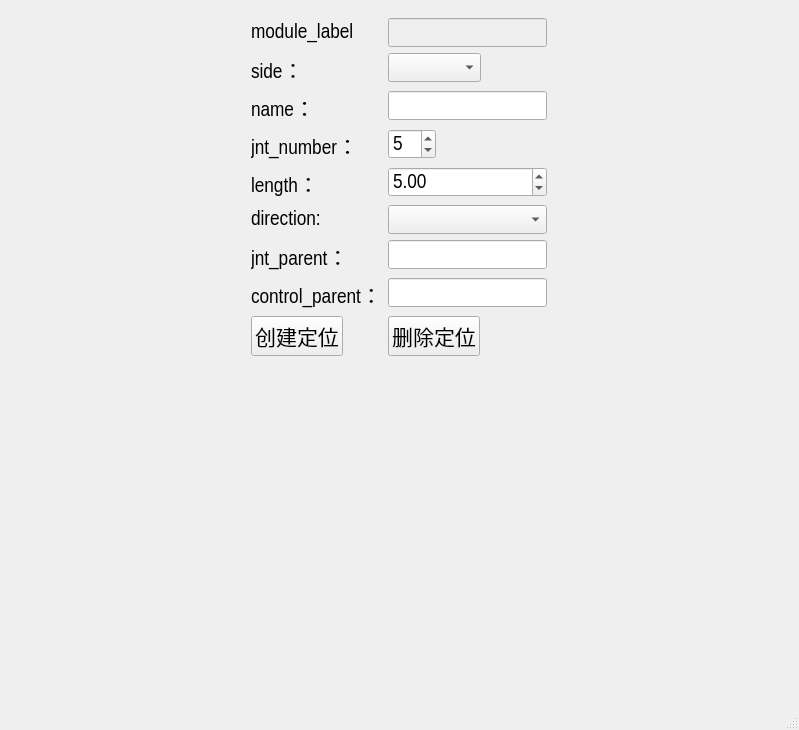
MuZiMuZi/muziToolset, file bind/ui/widget/chain_ui.ui: the form before one commit.
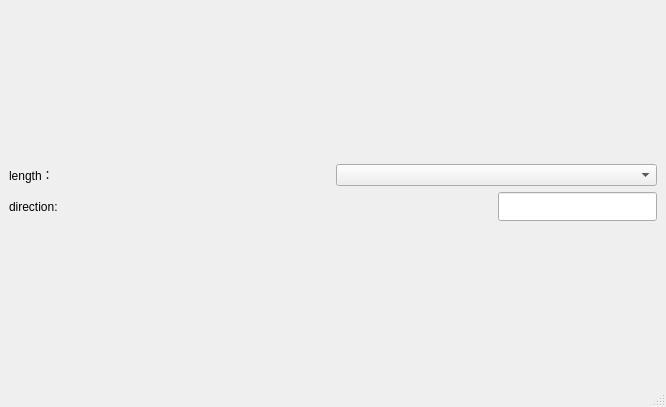
The form after the commit.

Commit message: 重新优化了base的绑定代码，用于后续继承，bone是基础的关节类,优化了报错信息,格式化了代码

Diff of the .ui file:
```diff
--- a/bind/ui/widget/chain_ui.ui
+++ b/bind/ui/widget/chain_ui.ui
@@ -6,8 +6,8 @@
    <rect>
     <x>0</x>
     <y>0</y>
-    <width>799</width>
-    <height>730</height>
+    <width>666</width>
+    <height>407</height>
    </rect>
   </property>
   <property name="windowTitle">
@@ -16,310 +16,56 @@
   <widget class="QWidget" name="centralwidget">
    <layout class="QGridLayout" name="gridLayout">
     <item row="0" column="0">
-     <widget class="QWidget" name="widget" native="true">
-      <property name="sizePolicy">
-       <sizepolicy hsizetype="Fixed" vsizetype="Preferred">
-        <horstretch>0</horstretch>
-        <verstretch>0</verstretch>
-       </sizepolicy>
-      </property>
-      <property name="font">
-       <font>
-        <family>Arial Narrow</family>
-        <pointsize>16</pointsize>
-       </font>
-      </property>
-      <layout class="QFormLayout" name="formLayout_2">
-       <item row="3" column="0">
-        <widget class="QLabel" name="side_label">
-         <property name="sizePolicy">
-          <sizepolicy hsizetype="Fixed" vsizetype="Fixed">
-           <horstretch>0</horstretch>
-           <verstretch>0</verstretch>
-          </sizepolicy>
-         </property>
-         <property name="font">
-          <font>
-           <family>Arial Narrow</family>
-           <pointsize>16</pointsize>
-           <weight>50</weight>
-           <bold>false</bold>
-          </font>
-         </property>
-         <property name="focusPolicy">
-          <enum>Qt::NoFocus</enum>
-         </property>
-         <property name="contextMenuPolicy">
-          <enum>Qt::DefaultContextMenu</enum>
-         </property>
-         <property name="layoutDirection">
-          <enum>Qt::LeftToRight</enum>
-         </property>
-         <property name="text">
-          <string>side：</string>
-         </property>
-         <property name="alignment">
-          <set>Qt::AlignLeading|Qt::AlignLeft|Qt::AlignVCenter</set>
-         </property>
-        </widget>
-       </item>
-       <item row="3" column="1">
-        <widget class="QComboBox" name="side_cbox">
-         <property name="sizePolicy">
-          <sizepolicy hsizetype="Fixed" vsizetype="Fixed">
-           <horstretch>0</horstretch>
-           <verstretch>0</verstretch>
-          </sizepolicy>
-         </property>
-         <property name="font">
-          <font>
-           <family>Arial Narrow</family>
-           <pointsize>16</pointsize>
-           <weight>50</weight>
-           <bold>false</bold>
-          </font>
-         </property>
-        </widget>
-       </item>
-       <item row="4" column="0">
-        <widget class="QLabel" name="label_4">
-         <property name="sizePolicy">
-          <sizepolicy hsizetype="Fixed" vsizetype="Preferred">
-           <horstretch>0</horstretch>
-           <verstretch>0</verstretch>
-          </sizepolicy>
-         </property>
-         <property name="font">
-          <font>
-           <family>Arial Narrow</family>
-           <pointsize>16</pointsize>
-           <weight>50</weight>
-           <bold>false</bold>
-          </font>
-         </property>
-         <property name="text">
-          <string>name：</string>
-         </property>
-        </widget>
-       </item>
-       <item row="4" column="1">
-        <widget class="QLineEdit" name="name_edit">
-         <property name="sizePolicy">
-          <sizepolicy hsizetype="Fixed" vsizetype="Fixed">
-           <horstretch>0</horstretch>
-           <verstretch>0</verstretch>
-          </sizepolicy>
-         </property>
-         <property name="font">
-          <font>
-           <family>Arial Narrow</family>
-           <pointsize>16</pointsize>
-          </font>
-         </property>
-        </widget>
-       </item>
-       <item row="5" column="0">
-        <widget class="QLabel" name="label_5">
-         <property name="sizePolicy">
-          <sizepolicy hsizetype="Fixed" vsizetype="Preferred">
-           <horstretch>0</horstretch>
-           <verstretch>0</verstretch>
-          </sizepolicy>
-         </property>
-         <property name="font">
-          <font>
-           <family>Arial Narrow</family>
-           <pointsize>16</pointsize>
-           <weight>50</weight>
-           <bold>false</bold>
-          </font>
-         </property>
-         <property name="text">
-          <string>jnt_number：</string>
-         </property>
-        </widget>
-       </item>
-       <item row="5" column="1">
-        <widget class="QSpinBox" name="jnt_number_sbox">
-         <property name="sizePolicy">
-          <sizepolicy hsizetype="Fixed" vsizetype="Fixed">
-           <horstretch>0</horstretch>
-           <verstretch>0</verstretch>
-          </sizepolicy>
-         </property>
-         <property name="font">
-          <font>
-           <family>Arial Narrow</family>
-           <pointsize>16</pointsize>
-          </font>
-         </property>
-         <property name="value">
-          <number>5</number>
-         </property>
-        </widget>
-       </item>
-       <item row="6" column="0">
-        <widget class="QLabel" name="label">
-         <property name="text">
-          <string>length：</string>
-         </property>
-        </widget>
-       </item>
-       <item row="6" column="1">
-        <widget class="QDoubleSpinBox" name="length_sbox">
-         <property name="decimals">
-          <number>2</number>
-         </property>
-         <property name="value">
-          <double>5.000000000000000</double>
-         </property>
-        </widget>
-       </item>
-       <item row="7" column="0">
-        <widget class="QLabel" name="label_2">
-         <property name="text">
-          <string>direction:</string>
-         </property>
-        </widget>
-       </item>
-       <item row="7" column="1">
-        <widget class="QComboBox" name="direction_cbox">
-         <property name="sizePolicy">
-          <sizepolicy hsizetype="Minimum" vsizetype="Maximum">
-           <horstretch>0</horstretch>
-           <verstretch>0</verstretch>
-          </sizepolicy>
-         </property>
-        </widget>
-       </item>
-       <item row="8" column="0">
-        <widget class="QLabel" name="label_6">
-         <property name="sizePolicy">
-          <sizepolicy hsizetype="Fixed" vsizetype="Preferred">
-           <horstretch>0</horstretch>
-           <verstretch>0</verstretch>
-          </sizepolicy>
-         </property>
-         <property name="font">
-          <font>
-           <family>Arial Narrow</family>
-           <pointsize>16</pointsize>
-           <weight>50</weight>
-           <bold>false</bold>
-          </font>
-         </property>
-         <property name="text">
-          <string>jnt_parent：</string>
-         </property>
-        </widget>
-       </item>
-       <item row="8" column="1">
-        <widget class="QLineEdit" name="jnt_parent_edit">
-         <property name="sizePolicy">
-          <sizepolicy hsizetype="Fixed" vsizetype="Fixed">
-           <horstretch>0</horstretch>
-           <verstretch>0</verstretch>
-          </sizepolicy>
-         </property>
-         <property name="font">
-          <font>
-           <family>Arial Narrow</family>
-           <pointsize>16</pointsize>
-          </font>
-         </property>
-        </widget>
-       </item>
-       <item row="9" column="0">
-        <widget class="QLabel" name="label_7">
-         <property name="sizePolicy">
-          <sizepolicy hsizetype="Fixed" vsizetype="Preferred">
-           <horstretch>0</horstretch>
-           <verstretch>0</verstretch>
-          </sizepolicy>
-         </property>
-         <property name="font">
-          <font>
-           <family>Arial Narrow</family>
-           <pointsize>16</pointsize>
-           <weight>50</weight>
-           <bold>false</bold>
-          </font>
-         </property>
-         <property name="text">
-          <string>control_parent：</string>
-         </property>
-        </widget>
-       </item>
-       <item row="9" column="1">
-        <widget class="QLineEdit" name="control_parent_edit">
-         <property name="sizePolicy">
-          <sizepolicy hsizetype="Fixed" vsizetype="Fixed">
-           <horstretch>0</horstretch>
-           <verstretch>0</verstretch>
-          </sizepolicy>
-         </property>
-         <property name="font">
-          <font>
-           <family>Arial Narrow</family>
-           <pointsize>16</pointsize>
-          </font>
-         </property>
-        </widget>
-       </item>
-       <item row="10" column="0">
-        <widget class="QPushButton" name="create_btn">
-         <property name="sizePolicy">
-          <sizepolicy hsizetype="Fixed" vsizetype="Fixed">
-           <horstretch>0</horstretch>
-           <verstretch>0</verstretch>
-          </sizepolicy>
-         </property>
-         <property name="font">
-          <font>
-           <family>Arial Narrow</family>
-           <pointsize>16</pointsize>
-          </font>
-         </property>
-         <property name="text">
-          <string>创建定位</string>
-         </property>
-        </widget>
-       </item>
-       <item row="10" column="1">
-        <widget class="QPushButton" name="delete_btn">
-         <property name="sizePolicy">
-          <sizepolicy hsizetype="Fixed" vsizetype="Fixed">
-           <horstretch>0</horstretch>
-           <verstretch>0</verstretch>
-          </sizepolicy>
-         </property>
-         <property name="font">
-          <font>
-           <family>Arial Narrow</family>
-           <pointsize>16</pointsize>
-          </font>
-         </property>
-         <property name="text">
-          <string>删除定位</string>
-         </property>
-        </widget>
-       </item>
-       <item row="2" column="1">
-        <widget class="QLineEdit" name="module_edit">
-         <property name="enabled">
-          <bool>false</bool>
-         </property>
-        </widget>
-       </item>
-       <item row="2" column="0">
-        <widget class="QLabel" name="label_3">
-         <property name="text">
-          <string>module_label</string>
-         </property>
-        </widget>
-       </item>
-      </layout>
-     </widget>
+     <layout class="QVBoxLayout" name="verticalLayout_2">
+      <item>
+       <layout class="QHBoxLayout" name="horizontalLayout">
+        <item>
+         <widget class="QLabel" name="label">
+          <property name="text">
+           <string>length：</string>
+          </property>
+         </widget>
+        </item>
+        <item>
+         <widget class="QComboBox" name="direction_cbox">
+          <property name="sizePolicy">
+           <sizepolicy hsizetype="Minimum" vsizetype="Maximum">
+            <horstretch>0</horstretch>
+            <verstretch>0</verstretch>
+           </sizepolicy>
+          </property>
+         </widget>
+        </item>
+       </layout>
+      </item>
+      <item>
+       <layout class="QHBoxLayout" name="horizontalLayout_2">
+        <item>
+         <widget class="QLabel" name="label_2">
+          <property name="text">
+           <string>direction:</string>
+          </property>
+         </widget>
+        </item>
+        <item>
+         <widget class="QLineEdit" name="jnt_parent_edit">
+          <property name="sizePolicy">
+           <sizepolicy hsizetype="Fixed" vsizetype="Fixed">
+            <horstretch>0</horstretch>
+            <verstretch>0</verstretch>
+           </sizepolicy>
+          </property>
+          <property name="font">
+           <font>
+            <family>Arial Narrow</family>
+            <pointsize>16</pointsize>
+           </font>
+          </property>
+         </widget>
+        </item>
+       </layout>
+      </item>
+     </layout>
     </item>
    </layout>
   </widget>
```
Left out of the diff: 2 changed lines with no effect on the pictures. The commit also changes 2 other files.
